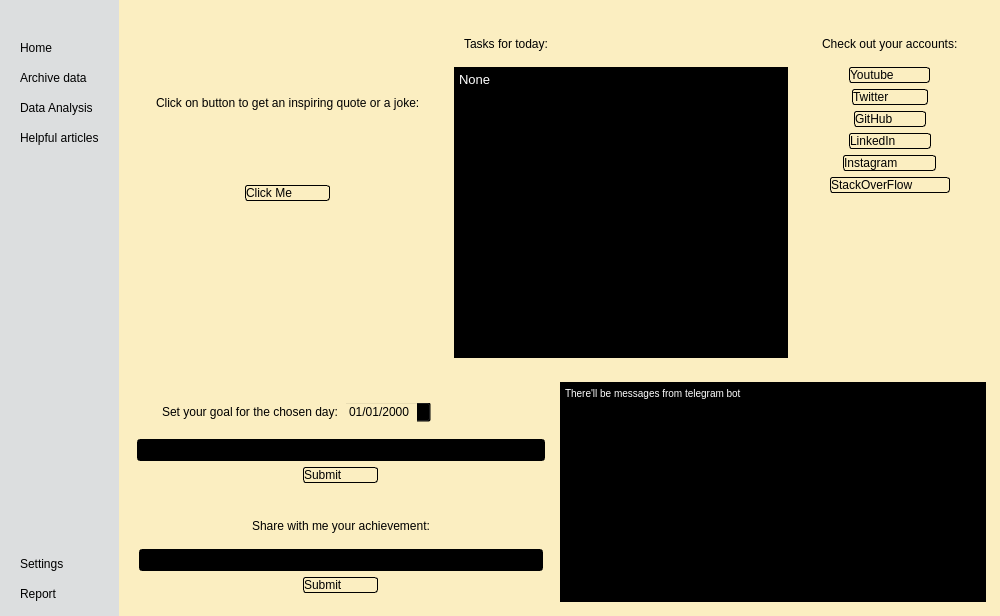
Old version of the form ui/main_interface.ui in the repository EJLECTRON/PersonalTracker.
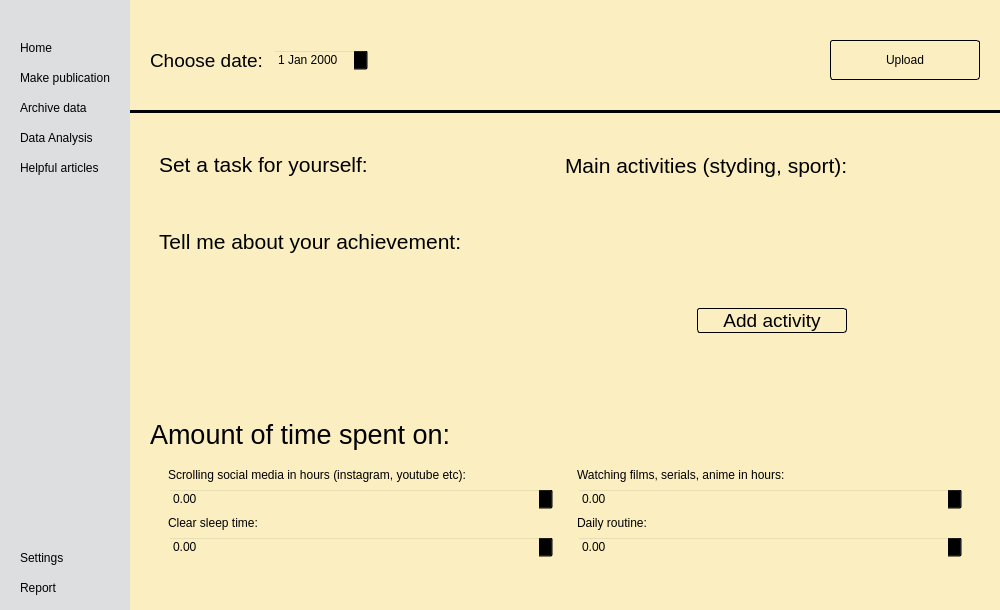
New version of the form. Icons and pictures are not drawn.

Commit message: added publication button

```diff
--- a/ui/main_interface.ui
+++ b/ui/main_interface.ui
@@ -10,7 +10,7 @@
     <x>0</x>
     <y>0</y>
     <width>1000</width>
-    <height>616</height>
+    <height>610</height>
    </rect>
   </property>
   <property name="sizePolicy">
@@ -49,16 +49,6 @@
     color: #FFFFFF
 }
 
-#centralwidget
-{
-	background-color: #FBEEC1;
-}
-
-#leftMenuContainer
-{
-	background-color: #DCDEDF;
-}
-
 #leftSubContainer QPushButton
 {
 	text-align: left;
@@ -67,26 +57,14 @@
 	border-bottom-left-radius: 10 px;
 }
 
-#homeTasksTextBrowser
-{
-	background-color: #000000;
-	color: #FFFFFF
-}
-
-#usefulWidget
-{
-	background-color: #000000;
-	color: #FFFFFF
-}
-
-#mainSubContainer QPushButton
+#stackedWidget QPushButton
 {
 	border: 1px solid;
 	border-radius: 3px;
-	text-align: left;
+	text-align: center;
 }
 
-#mainSubContainer QPushButton:hover
+#stackedWidget QPushButton:hover
 {
 	background-color: #F4976C;
 }
@@ -96,7 +74,39 @@
 	background-color: #BDBBBB;
 	border: 1px solid;
 }
-</string>
+
+#centralwidget
+{
+	background-color: #FBEEC1;
+}
+
+#leftMenuContainer
+{
+	background-color: #DCDEDF;
+}
+
+#usefulWidget
+{
+	background-color: #000000;
+	color: #FFFFFF
+}
+
+#homeTasksTextBrowser
+{
+	background-color: #000000;
+	color: #FFFFFF
+}
+
+#publicationLine
+{
+	border: 3px solid;
+}
+
+#uploadBtn
+{
+	font-family: Arial;
+	text-align: left;
+}</string>
   </property>
   <widget class="QWidget" name="centralwidget">
    <layout class="QHBoxLayout" name="horizontalLayout">
@@ -239,6 +249,17 @@
                </property>
               </widget>
              </item>
+             <item>
+              <widget class="QPushButton" name="makePublicationBtn">
+               <property name="text">
+                <string>Make publication</string>
+               </property>
+               <property name="icon">
+                <iconset resource="main_resources.qrc">
+                 <normaloff>:/icons/icons/icons8-user-male-64.png</normaloff>:/icons/icons/icons8-user-male-64.png</iconset>
+               </property>
+              </widget>
+             </item>
              <item>
               <widget class="QPushButton" name="archiveBtn">
                <property name="toolTip">
@@ -400,7 +421,7 @@
           <bool>true</bool>
          </property>
          <property name="currentIndex">
-          <number>0</number>
+          <number>1</number>
          </property>
          <widget class="QWidget" name="mainMenu">
           <layout class="QVBoxLayout" name="verticalLayout_14">
@@ -852,6 +873,429 @@
                 </layout>
                </widget>
               </item>
+              <item row="1" column="1" rowspan="2">
+               <widget class="QTextBrowser" name="usefulWidget">
+                <property name="html">
+                 <string>&lt;!DOCTYPE HTML PUBLIC &quot;-//W3C//DTD HTML 4.0//EN&quot; &quot;http://www.w3.org/TR/REC-html40/strict.dtd&quot;&gt;
+&lt;html&gt;&lt;head&gt;&lt;meta name=&quot;qrichtext&quot; content=&quot;1&quot; /&gt;&lt;style type=&quot;text/css&quot;&gt;
+p, li { white-space: pre-wrap; }
+&lt;/style&gt;&lt;/head&gt;&lt;body style=&quot; font-family:'MS Shell Dlg 2'; font-size:7.8pt; font-weight:400; font-style:normal;&quot;&gt;
+&lt;p style=&quot; margin-top:0px; margin-bottom:0px; margin-left:0px; margin-right:0px; -qt-block-indent:0; text-indent:0px;&quot;&gt;There'll be messages from telegram bot&lt;/p&gt;&lt;/body&gt;&lt;/html&gt;</string>
+                </property>
+               </widget>
+              </item>
+             </layout>
+            </widget>
+           </item>
+          </layout>
+         </widget>
+         <widget class="QWidget" name="publicationMenu">
+          <layout class="QHBoxLayout" name="horizontalLayout_11">
+           <property name="spacing">
+            <number>0</number>
+           </property>
+           <property name="leftMargin">
+            <number>0</number>
+           </property>
+           <property name="topMargin">
+            <number>0</number>
+           </property>
+           <property name="rightMargin">
+            <number>0</number>
+           </property>
+           <property name="bottomMargin">
+            <number>0</number>
+           </property>
+           <item alignment="Qt::AlignTop">
+            <widget class="QWidget" name="publicationSubContainer" native="true">
+             <layout class="QVBoxLayout" name="verticalLayout_5">
+              <property name="spacing">
+               <number>30</number>
+              </property>
+              <property name="leftMargin">
+               <number>0</number>
+              </property>
+              <property name="topMargin">
+               <number>40</number>
+              </property>
+              <property name="rightMargin">
+               <number>0</number>
+              </property>
+              <property name="bottomMargin">
+               <number>0</number>
+              </property>
+              <item>
+               <widget class="QWidget" name="publicationTopWidget" native="true">
+                <layout class="QHBoxLayout" name="horizontalLayout_12">
+                 <property name="spacing">
+                  <number>0</number>
+                 </property>
+                 <property name="leftMargin">
+                  <number>20</number>
+                 </property>
+                 <property name="topMargin">
+                  <number>0</number>
+                 </property>
+                 <property name="rightMargin">
+                  <number>20</number>
+                 </property>
+                 <property name="bottomMargin">
+                  <number>0</number>
+                 </property>
+                 <item>
+                  <widget class="QWidget" name="chooseDateWidget" native="true">
+                   <layout class="QHBoxLayout" name="horizontalLayout_13">
+                    <property name="spacing">
+                     <number>0</number>
+                    </property>
+                    <property name="leftMargin">
+                     <number>0</number>
+                    </property>
+                    <property name="topMargin">
+                     <number>0</number>
+                    </property>
+                    <property name="rightMargin">
+                     <number>0</number>
+                    </property>
+                    <property name="bottomMargin">
+                     <number>0</number>
+                    </property>
+                    <item>
+                     <widget class="QLabel" name="chooseDateLabel">
+                      <property name="font">
+                       <font>
+                        <pointsize>14</pointsize>
+                       </font>
+                      </property>
+                      <property name="text">
+                       <string>Choose date:</string>
+                      </property>
+                     </widget>
+                    </item>
+                    <item>
+                     <spacer name="horizontalSpacer_2">
+                      <property name="orientation">
+                       <enum>Qt::Horizontal</enum>
+                      </property>
+                      <property name="sizeType">
+                       <enum>QSizePolicy::Fixed</enum>
+                      </property>
+                      <property name="sizeHint" stdset="0">
+                       <size>
+                        <width>10</width>
+                        <height>20</height>
+                       </size>
+                      </property>
+                     </spacer>
+                    </item>
+                    <item>
+                     <widget class="QDateEdit" name="chooseDateDate"/>
+                    </item>
+                    <item>
+                     <spacer name="horizontalSpacer">
+                      <property name="orientation">
+                       <enum>Qt::Horizontal</enum>
+                      </property>
+                      <property name="sizeHint" stdset="0">
+                       <size>
+                        <width>40</width>
+                        <height>20</height>
+                       </size>
+                      </property>
+                     </spacer>
+                    </item>
+                   </layout>
+                  </widget>
+                 </item>
+                 <item>
+                  <widget class="QPushButton" name="uploadBtn">
+                   <property name="minimumSize">
+                    <size>
+                     <width>150</width>
+                     <height>40</height>
+                    </size>
+                   </property>
+                   <property name="font">
+                    <font>
+                     <family>Arial</family>
+                    </font>
+                   </property>
+                   <property name="text">
+                    <string>Upload</string>
+                   </property>
+                   <property name="icon">
+                    <iconset resource="main_resources.qrc">
+                     <normaloff>:/icons/icons/sumbit.png</normaloff>:/icons/icons/sumbit.png</iconset>
+                   </property>
+                  </widget>
+                 </item>
+                </layout>
+               </widget>
+              </item>
+              <item>
+               <widget class="Line" name="publicationLine">
+                <property name="orientation">
+                 <enum>Qt::Horizontal</enum>
+                </property>
+               </widget>
+              </item>
+              <item>
+               <widget class="QWidget" name="publicationBottomWidget" native="true">
+                <layout class="QVBoxLayout" name="verticalLayout_8">
+                 <property name="spacing">
+                  <number>0</number>
+                 </property>
+                 <property name="leftMargin">
+                  <number>20</number>
+                 </property>
+                 <property name="topMargin">
+                  <number>0</number>
+                 </property>
+                 <property name="rightMargin">
+                  <number>20</number>
+                 </property>
+                 <property name="bottomMargin">
+                  <number>0</number>
+                 </property>
+                 <item alignment="Qt::AlignTop">
+                  <widget class="QWidget" name="textActivitiesSubContainer" native="true">
+                   <layout class="QHBoxLayout" name="horizontalLayout_14">
+                    <property name="spacing">
+                     <number>0</number>
+                    </property>
+                    <property name="leftMargin">
+                     <number>0</number>
+                    </property>
+                    <property name="topMargin">
+                     <number>0</number>
+                    </property>
+                    <property name="rightMargin">
+                     <number>0</number>
+                    </property>
+                    <property name="bottomMargin">
+                     <number>0</number>
+                    </property>
+                    <item alignment="Qt::AlignTop">
+                     <widget class="QWidget" name="taskAchSubContainer" native="true">
+                      <layout class="QVBoxLayout" name="verticalLayout_31">
+                       <item>
+                        <widget class="QLabel" name="setTaskLabel">
+                         <property name="font">
+                          <font>
+                           <pointsize>16</pointsize>
+                          </font>
+                         </property>
+                         <property name="text">
+                          <string>Set a task for yourself:</string>
+                         </property>
+                        </widget>
+                       </item>
+                       <item>
+                        <widget class="QTextEdit" name="setTaskTextEdit">
+                         <property name="maximumSize">
+                          <size>
+                           <width>350</width>
+                           <height>40</height>
+                          </size>
+                         </property>
+                        </widget>
+                       </item>
+                       <item>
+                        <widget class="QLabel" name="tellAboutAchLabel">
+                         <property name="font">
+                          <font>
+                           <pointsize>16</pointsize>
+                          </font>
+                         </property>
+                         <property name="text">
+                          <string>Tell me about your achievement:</string>
+                         </property>
+                        </widget>
+                       </item>
+                       <item>
+                        <widget class="QTextEdit" name="tellAboutAchTextEdit">
+                         <property name="maximumSize">
+                          <size>
+                           <width>350</width>
+                           <height>150</height>
+                          </size>
+                         </property>
+                        </widget>
+                       </item>
+                      </layout>
+                     </widget>
+                    </item>
+                    <item alignment="Qt::AlignTop">
+                     <widget class="QWidget" name="mainActivitiesContainer" native="true">
+                      <layout class="QVBoxLayout" name="verticalLayout_32">
+                       <property name="spacing">
+                        <number>30</number>
+                       </property>
+                       <property name="leftMargin">
+                        <number>0</number>
+                       </property>
+                       <property name="topMargin">
+                        <number>10</number>
+                       </property>
+                       <property name="rightMargin">
+                        <number>0</number>
+                       </property>
+                       <property name="bottomMargin">
+                        <number>0</number>
+                       </property>
+                       <item>
+                        <widget class="QLabel" name="mainActivitiesLabel">
+                         <property name="font">
+                          <font>
+                           <pointsize>16</pointsize>
+                          </font>
+                         </property>
+                         <property name="text">
+                          <string>Main activities (styding, sport):</string>
+                         </property>
+                        </widget>
+                       </item>
+                       <item>
+                        <widget class="QScrollArea" name="scrollArea">
+                         <property name="widgetResizable">
+                          <bool>true</bool>
+                         </property>
+                         <widget class="QWidget" name="scrollAreaWidgetContents">
+                          <property name="geometry">
+                           <rect>
+                            <x>0</x>
+                            <y>0</y>
+                            <width>382</width>
+                            <height>85</height>
+                           </rect>
+                          </property>
+                         </widget>
+                        </widget>
+                       </item>
+                       <item alignment="Qt::AlignHCenter">
+                        <widget class="QPushButton" name="addActivityBtn">
+                         <property name="sizePolicy">
+                          <sizepolicy hsizetype="Fixed" vsizetype="Fixed">
+                           <horstretch>0</horstretch>
+                           <verstretch>0</verstretch>
+                          </sizepolicy>
+                         </property>
+                         <property name="minimumSize">
+                          <size>
+                           <width>150</width>
+                           <height>0</height>
+                          </size>
+                         </property>
+                         <property name="font">
+                          <font>
+                           <pointsize>14</pointsize>
+                          </font>
+                         </property>
+                         <property name="text">
+                          <string>Add activity</string>
+                         </property>
+                        </widget>
+                       </item>
+                      </layout>
+                     </widget>
+                    </item>
+                   </layout>
+                  </widget>
+                 </item>
+                 <item>
+                  <widget class="QWidget" name="amountOfTimeSubContainer" native="true">
+                   <layout class="QVBoxLayout" name="verticalLayout_30">
+                    <property name="spacing">
+                     <number>0</number>
+                    </property>
+                    <property name="leftMargin">
+                     <number>0</number>
+                    </property>
+                    <property name="topMargin">
+                     <number>0</number>
+                    </property>
+                    <property name="rightMargin">
+                     <number>0</number>
+                    </property>
+                    <property name="bottomMargin">
+                     <number>0</number>
+                    </property>
+                    <item>
+                     <widget class="QLabel" name="amountOfTimeLabel">
+                      <property name="font">
+                       <font>
+                        <pointsize>20</pointsize>
+                       </font>
+                      </property>
+                      <property name="text">
+                       <string>Amount of time spent on:</string>
+                      </property>
+                     </widget>
+                    </item>
+                    <item>
+                     <widget class="QWidget" name="amountOfTimeWIdget" native="true">
+                      <layout class="QHBoxLayout" name="horizontalLayout_15">
+                       <item>
+                        <widget class="QWidget" name="leftAmountOfTimeSubContainer" native="true">
+                         <layout class="QVBoxLayout" name="verticalLayout_33">
+                          <item>
+                           <widget class="QLabel" name="scrolingMediaLabel">
+                            <property name="text">
+                             <string>Scrolling social media in hours (instagram, youtube etc):</string>
+                            </property>
+                           </widget>
+                          </item>
+                          <item>
+                           <widget class="QDoubleSpinBox" name="scrollingMediaSpin"/>
+                          </item>
+                          <item>
+                           <widget class="QLabel" name="sleepTimeLabel">
+                            <property name="text">
+                             <string>Clear sleep time:</string>
+                            </property>
+                           </widget>
+                          </item>
+                          <item>
+                           <widget class="QDoubleSpinBox" name="sleepTimeSpin"/>
+                          </item>
+                         </layout>
+                        </widget>
+                       </item>
+                       <item>
+                        <widget class="QWidget" name="rightAmountOfTimeSubContainer" native="true">
+                         <layout class="QVBoxLayout" name="verticalLayout_34">
+                          <item>
+                           <widget class="QLabel" name="watchingLabel">
+                            <property name="text">
+                             <string>Watching films, serials, anime in hours:</string>
+                            </property>
+                           </widget>
+                          </item>
+                          <item>
+                           <widget class="QDoubleSpinBox" name="watchingSpin"/>
+                          </item>
+                          <item>
+                           <widget class="QLabel" name="routineLabel">
+                            <property name="text">
+                             <string>Daily routine:</string>
+                            </property>
+                           </widget>
+                          </item>
+                          <item>
+                           <widget class="QDoubleSpinBox" name="routineSpin"/>
+                          </item>
+                         </layout>
+                        </widget>
+                       </item>
+                      </layout>
+                     </widget>
+                    </item>
+                   </layout>
+                  </widget>
+                 </item>
+                </layout>
+               </widget>
+              </item>
              </layout>
             </widget>
            </item>
```
Left out of the diff: 23 changed lines with no effect on the pictures. The commit also changes 4 other files.
